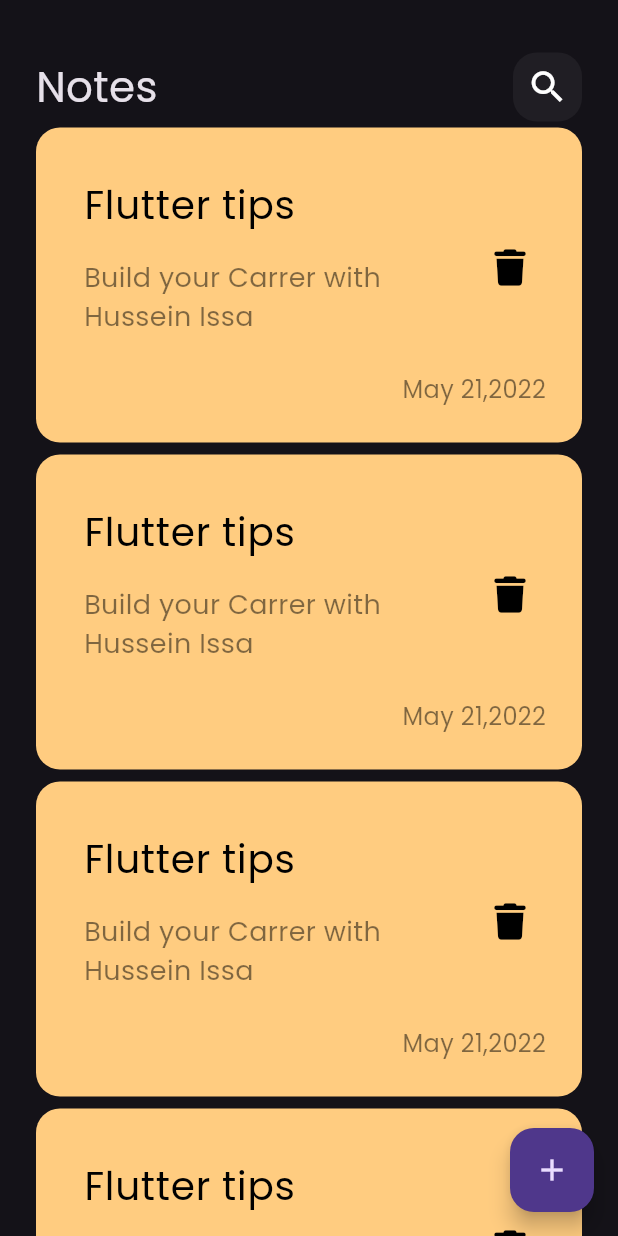
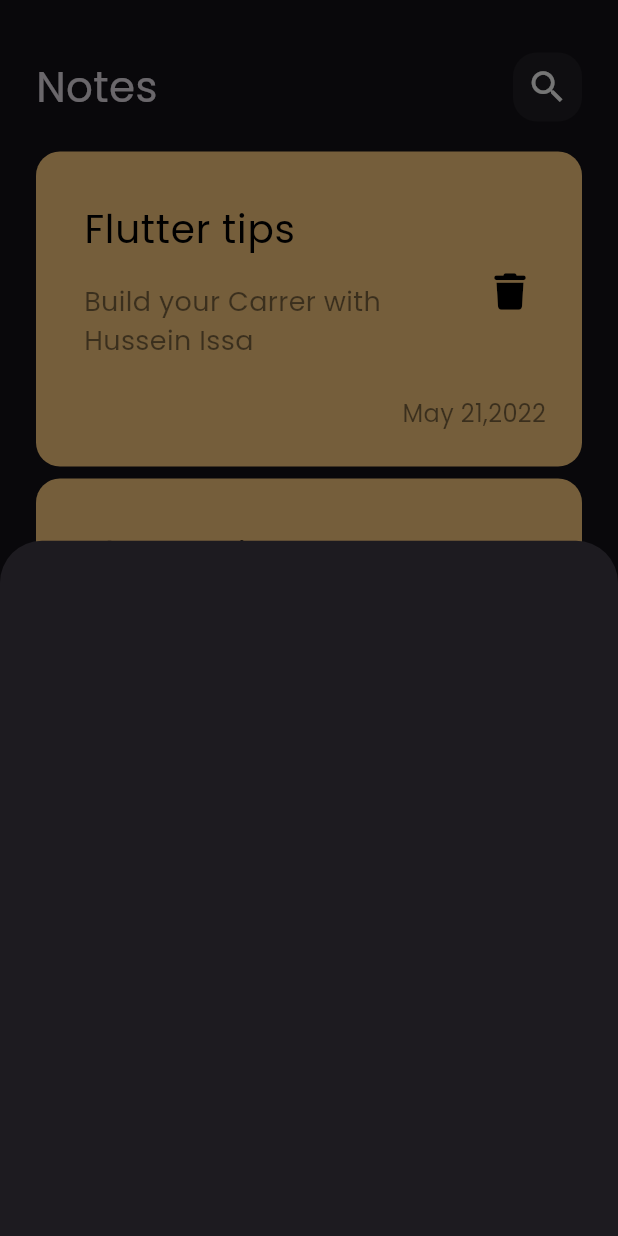
Before and after one commit to husseinmrba/notes_app_flutter, a Flutter app: the screen it shows after launch, after a tap on the "add" icon, on a phone screen of 412 x 824 dp. Run offline on Flutter 3.47's test engine with Material 3 defaults, Android fonts, the phone set to English and light mode, and no system bars; our stand-ins replace font_awesome_flutter.

Commit message:
show modal bottom sheet

```diff
--- a/lib/views/notes_view.dart
+++ b/lib/views/notes_view.dart
@@ -1,4 +1,5 @@
 import 'package:flutter/material.dart';
+import 'package:notes_app/widgets/add_note_bottom_sheet.dart';
 import 'package:notes_app/widgets/notes_view_body.dart';
 
 class NotesViews extends StatelessWidget {
@@ -9,7 +10,13 @@ class NotesViews extends StatelessWidget {
     return Scaffold(
       body: const NotesViewBody(),
       floatingActionButton: FloatingActionButton(
-        onPressed: () {},
+        onPressed: () {
+          showModalBottomSheet(
+              context: context,
+              builder: (context) {
+                return const AddNoteBottomSheet();
+              });
+        },
         child: const Icon(Icons.add),
       ),
     );
--- /dev/null
+++ b/lib/widgets/add_note_bottom_sheet.dart
@@ -0,0 +1,10 @@
+import 'package:flutter/material.dart';
+
+class AddNoteBottomSheet extends StatelessWidget {
+  const AddNoteBottomSheet({super.key});
+
+  @override
+  Widget build(BuildContext context) {
+    return Container();
+  }
+}
--- a/lib/widgets/notes_listview.dart
+++ b/lib/widgets/notes_listview.dart
@@ -6,7 +6,12 @@ class NotesListView extends StatelessWidget {
 
   @override
   Widget build(BuildContext context) {
-    return ListView.builder(
+    return Padding(
+      padding: const EdgeInsets.symmetric(
+        vertical: 16,
+      ),
+      child: ListView.builder(
+          padding: EdgeInsets.zero,
           itemCount: 10,
           itemBuilder: (context, index) {
             return const Padding(
@@ -15,6 +20,7 @@ class NotesListView extends StatelessWidget {
               ),
               child: CustomNoteItem(),
             );
-        });
+          }),
+    );
   }
 }
```
Lines whose indentation alone changed are shown as unchanged.
